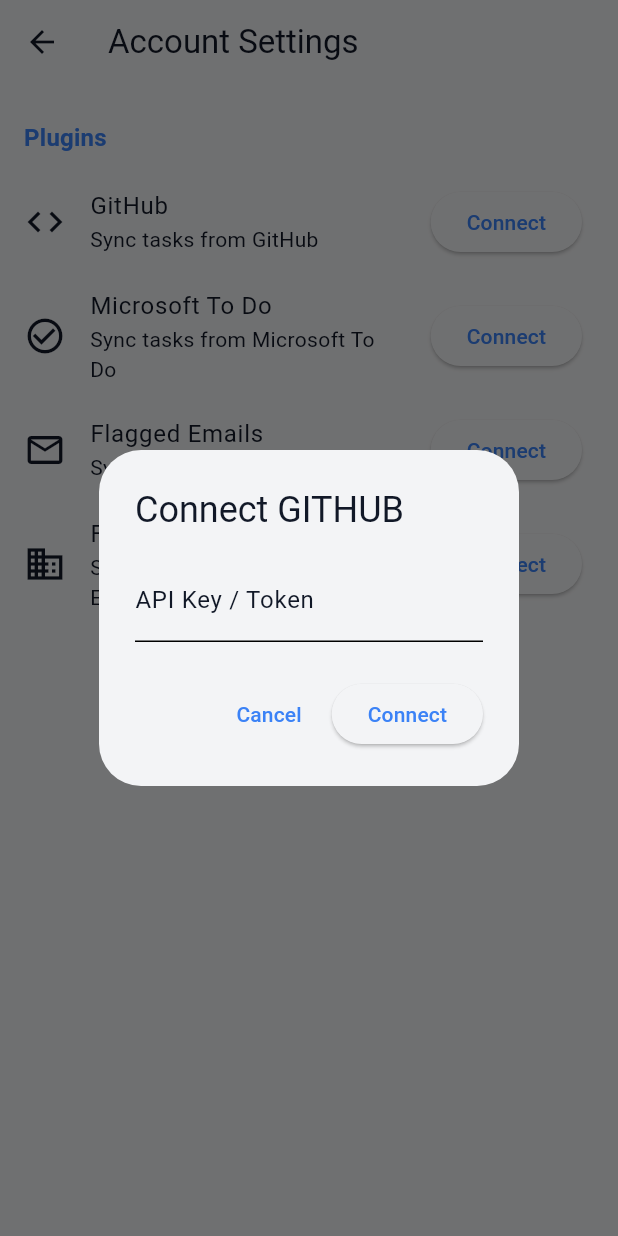
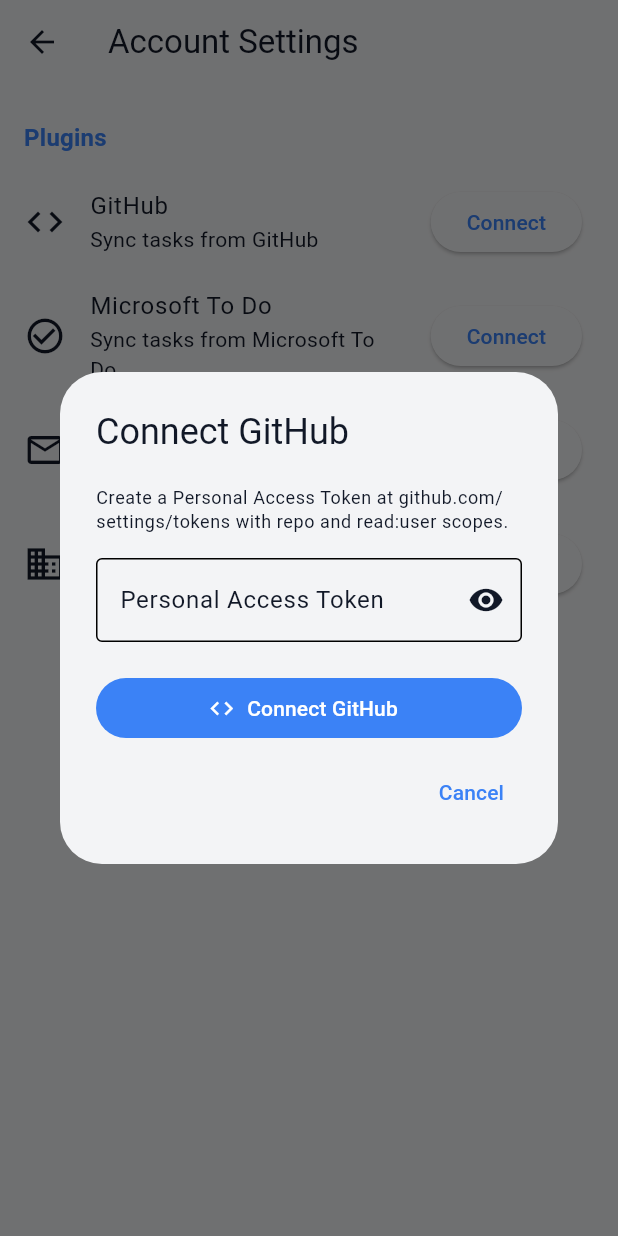
Before and after one commit to chief-nerd/FlowHub.biz, a Flutter app: the AccountSettingsPage screen opened directly, after a tap on "Connect", on a phone screen of 412 x 824 dp. Run offline on Flutter 3.47's test engine with Material 3 defaults, Android fonts, the phone set to English and light mode, and no system bars; our stand-ins replace dio, drift, drift_flutter, equatable, flutter_bloc, flutter_secure_storage and 1 more; missing offline and left inert: mocktail, widgetbook; accounts and stored records are empty; generated files the repository leaves out were written again.

Commit message:
Feat: Add authentication forms for Flagged Emails, Frappe, GitHub, and Microsoft To Do

```diff
--- /dev/null
+++ b/app/lib/core/plugins/auth/github_connect_form.dart
@@ -0,0 +1,71 @@
+import 'package:flutter/material.dart';
+
+/// Auth form for GitHub – requires a Personal Access Token with
+/// `repo` and `read:user` scopes.
+class GitHubConnectForm extends StatefulWidget {
+  final void Function(Map<String, String> credentials) onConnect;
+
+  const GitHubConnectForm({super.key, required this.onConnect});
+
+  @override
+  State<GitHubConnectForm> createState() => _GitHubConnectFormState();
+}
+
+class _GitHubConnectFormState extends State<GitHubConnectForm> {
+  final _formKey = GlobalKey<FormState>();
+  final _tokenController = TextEditingController();
+  bool _tokenVisible = false;
+
+  @override
+  void dispose() {
+    _tokenController.dispose();
+    super.dispose();
+  }
+
+  @override
+  Widget build(BuildContext context) {
+    return Form(
+      key: _formKey,
+      child: Column(
+        mainAxisSize: MainAxisSize.min,
+        crossAxisAlignment: CrossAxisAlignment.stretch,
+        children: [
+          Text(
+            'Create a Personal Access Token at github.com/settings/tokens '
+            'with repo and read:user scopes.',
+            style: Theme.of(context).textTheme.bodySmall,
+          ),
+          const SizedBox(height: 16),
+          TextFormField(
+            controller: _tokenController,
+            decoration: InputDecoration(
+              labelText: 'Personal Access Token',
+              hintText: 'ghp_...',
+              border: const OutlineInputBorder(),
+              suffixIcon: IconButton(
+                icon: Icon(_tokenVisible ? Icons.visibility_off : Icons.visibility),
+                onPressed: () => setState(() => _tokenVisible = !_tokenVisible),
+              ),
+            ),
+            obscureText: !_tokenVisible,
+            validator: (v) =>
+                (v == null || v.trim().isEmpty) ? 'Token is required' : null,
+          ),
+          const SizedBox(height: 20),
+          FilledButton.icon(
+            onPressed: _submit,
+            icon: const Icon(Icons.code),
+            label: const Text('Connect GitHub'),
+          ),
+          const SizedBox(height: 8),
+        ],
+      ),
+    );
+  }
+
+  void _submit() {
+    if (_formKey.currentState!.validate()) {
+      widget.onConnect({'token': _tokenController.text.trim()});
+    }
+  }
+}
--- a/app/lib/core/plugins/plugin_registry.dart
+++ b/app/lib/core/plugins/plugin_registry.dart
@@ -1,5 +1,14 @@
 import 'package:flutter/material.dart';
 import 'package:flutter_gen/gen_l10n/app_localizations.dart';
+import 'auth/github_connect_form.dart';
+import 'auth/ms_todo_connect_form.dart';
+import 'auth/flagged_emails_connect_form.dart';
+import 'auth/frappe_connect_form.dart';
+
+export 'auth/github_connect_form.dart';
+export 'auth/ms_todo_connect_form.dart';
+export 'auth/flagged_emails_connect_form.dart';
+export 'auth/frappe_connect_form.dart';
 
 enum PluginType {
   github,
@@ -10,17 +19,27 @@
 
 typedef LocalizedStringCallback = String Function(AppLocalizations l10n);
 
+/// Called by the plugin's connect form when the user submits valid credentials.
+typedef OnPluginConnect = void Function(Map<String, String> credentials);
+
 class PluginDefinition {
   final PluginType type;
   final IconData icon;
   final LocalizedStringCallback getName;
   final LocalizedStringCallback getDescription;
 
+  /// Builds the plugin-specific auth form.
+  /// [onConnect] must be called with the collected credentials when the user
+  /// confirms. The dialog is closed by the caller after [onConnect] fires.
+  final Widget Function(BuildContext context, OnPluginConnect onConnect)
+      buildConnectContent;
+
   const PluginDefinition({
     required this.type,
     required this.icon,
     required this.getName,
     required this.getDescription,
+    required this.buildConnectContent,
   });
 }
 
@@ -31,24 +50,32 @@
       icon: Icons.code,
       getName: (l10n) => l10n.githubPlugin,
       getDescription: (l10n) => l10n.pluginDescription(l10n.githubPlugin),
+      buildConnectContent: (ctx, onConnect) =>
+          GitHubConnectForm(onConnect: onConnect),
     ),
     PluginDefinition(
       type: PluginType.msTodo,
       icon: Icons.check_circle_outline,
       getName: (l10n) => l10n.msTodoPlugin,
       getDescription: (l10n) => l10n.pluginDescription(l10n.msTodoPlugin),
+      buildConnectContent: (ctx, onConnect) =>
+          MsTodoConnectForm(onConnect: onConnect),
     ),
     PluginDefinition(
       type: PluginType.flaggedEmails,
       icon: Icons.email_outlined,
       getName: (l10n) => l10n.flaggedEmailsPlugin,
       getDescription: (l10n) => l10n.pluginDescription(l10n.flaggedEmailsPlugin),
+      buildConnectContent: (ctx, onConnect) =>
+          FlaggedEmailsConnectForm(onConnect: onConnect),
     ),
     PluginDefinition(
       type: PluginType.frappe,
       icon: Icons.business,
       getName: (l10n) => l10n.frappePlugin,
       getDescription: (l10n) => l10n.pluginDescription(l10n.frappePlugin),
+      buildConnectContent: (ctx, onConnect) =>
+          FrappeConnectForm(onConnect: onConnect),
     ),
   ];
 
--- a/app/lib/features/settings/domain/bloc/settings_bloc.dart
+++ b/app/lib/features/settings/domain/bloc/settings_bloc.dart
@@ -28,9 +28,12 @@
 
 class ConnectPlugin extends SettingsEvent {
   final PluginType type;
-  const ConnectPlugin(this.type);
+  final Map<String, String> credentials;
+
+  const ConnectPlugin(this.type, this.credentials);
+
   @override
-  List<Object?> get props => [type];
+  List<Object?> get props => [type, credentials];
 }
 
 class DisconnectPlugin extends SettingsEvent {
@@ -86,11 +89,11 @@
     on<ConnectPlugin>((event, emit) async {
       if (state is SettingsLoaded) {
         final currentPlugins = (state as SettingsLoaded).plugins;
-        // Logic to trigger OAuth or key entry would go here
-        // For now, optimistic update
+        final accountName = _accountNameFrom(event.type, event.credentials);
         final updatedPlugins = currentPlugins.map((p) {
           if (p.type == event.type) {
-            return PluginStatus(type: p.type, isConnected: true, accountName: 'User Account');
+            return PluginStatus(
+                type: p.type, isConnected: true, accountName: accountName);
           }
           return p;
         }).toList();
@@ -111,4 +114,17 @@
       }
     });
   }
+
+  String _accountNameFrom(PluginType type, Map<String, String> credentials) {
+    switch (type) {
+      case PluginType.github:
+        return 'GitHub';
+      case PluginType.msTodo:
+        return credentials['tenantId'] ?? 'Microsoft Account';
+      case PluginType.flaggedEmails:
+        return credentials['email'] ?? 'IMAP Account';
+      case PluginType.frappe:
+        return credentials['url'] ?? 'Frappe Instance';
+    }
+  }
 }
--- a/app/lib/features/settings/presentation/pages/account_settings_page.dart
+++ b/app/lib/features/settings/presentation/pages/account_settings_page.dart
@@ -78,35 +78,36 @@
   }
 
   void _showConnectDialog(BuildContext context, PluginType type, String name) {
-    final l10n = AppLocalizations.of(context)!;
+    final definition = PluginRegistry.getByType(type);
+    if (definition == null) return;
+
+    // Capture the bloc before entering the dialog's BuildContext so we can
+    // dispatch the event even after the dialog is gone.
+    final bloc = context.read<SettingsBloc>();
+
     showDialog(
       context: context,
       builder: (dialogContext) => AlertDialog(
-        title: Text('${l10n.connect} ${name.toUpperCase()}'),
-        content: Column(
-          mainAxisSize: MainAxisSize.min,
-          children: [
-            TextField(
-              decoration: InputDecoration(
-                labelText: 'API Key / Token',
-                hintText: 'Enter your $name token',
-              ),
-              obscureText: true,
+        title: Text('Connect $name'),
+        // Let each plugin form control its own vertical size.
+        contentPadding: const EdgeInsets.fromLTRB(24, 20, 24, 0),
+        content: SizedBox(
+          width: 420,
+          child: SingleChildScrollView(
+            child: definition.buildConnectContent(
+              dialogContext,
+              (credentials) {
+                bloc.add(ConnectPlugin(type, credentials));
+                Navigator.pop(dialogContext);
+              },
             ),
-          ],
+          ),
         ),
         actions: [
           TextButton(
             onPressed: () => Navigator.pop(dialogContext),
             child: const Text('Cancel'),
           ),
-          ElevatedButton(
-            onPressed: () {
-              context.read<SettingsBloc>().add(ConnectPlugin(type));
-              Navigator.pop(dialogContext);
-            },
-            child: Text(l10n.connect),
-          ),
         ],
       ),
     );
```
Also changed, not shown: app/lib/core/plugins/auth/flagged_emails_connect_form.dart (added, +151 -0 lines), app/lib/core/plugins/auth/frappe_connect_form.dart (added, +111 -0 lines), app/lib/core/plugins/auth/ms_todo_connect_form.dart (added, +125 -0 lines), 1 other file.
